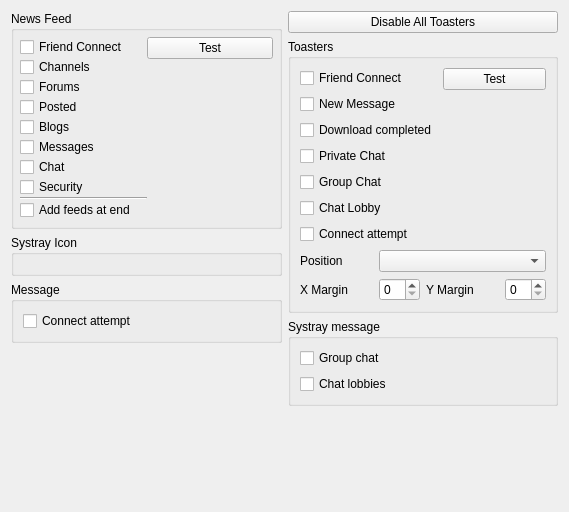
Qt form retroshare-gui/src/gui/settings/NotifyPage.ui (RetroShare/RetroShare) before a commit.
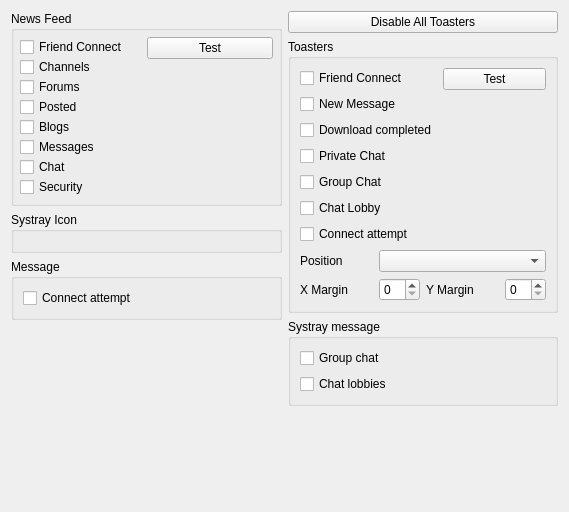
The same form after that commit.

Commit message: Moved checkbox for news feed sort order from settings to NewsFeed

```diff
--- a/retroshare-gui/src/gui/settings/NotifyPage.ui
+++ b/retroshare-gui/src/gui/settings/NotifyPage.ui
@@ -86,20 +86,6 @@
           <item>
            <layout class="QVBoxLayout" name="feedLayout"/>
           </item>
-          <item>
-           <widget class="Line" name="line">
-            <property name="orientation">
-             <enum>Qt::Horizontal</enum>
-            </property>
-           </widget>
-          </item>
-          <item>
-           <widget class="QCheckBox" name="addFeedsAtEnd">
-            <property name="text">
-             <string>Add feeds at end</string>
-            </property>
-           </widget>
-          </item>
          </layout>
         </item>
         <item>
```
The commit also changes 6 other files.
